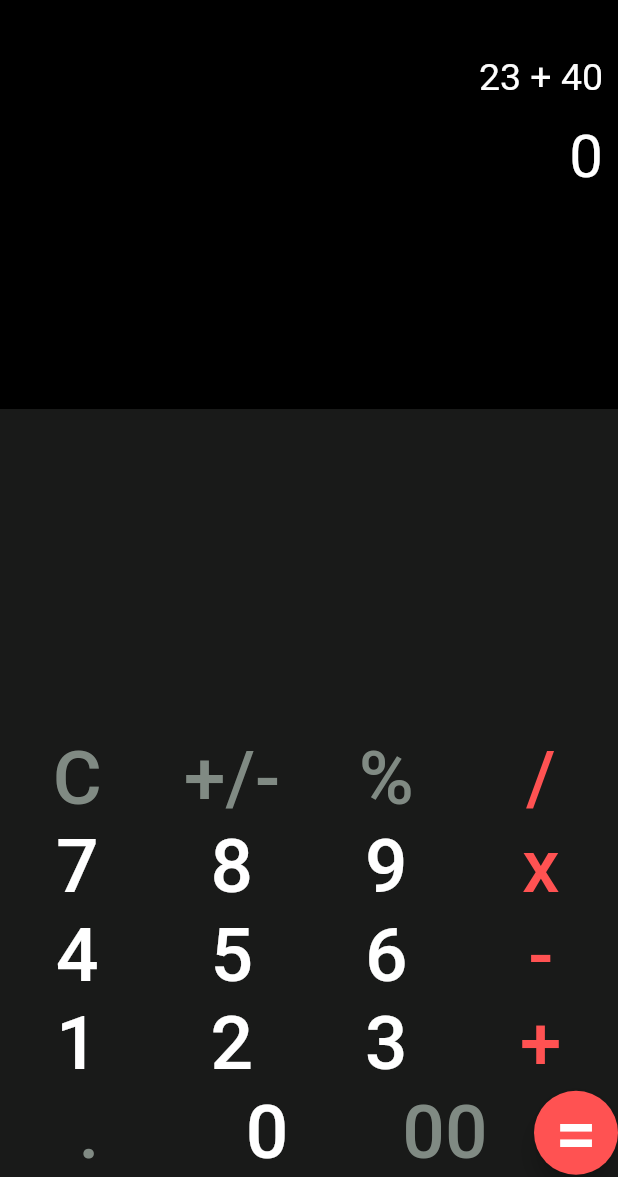
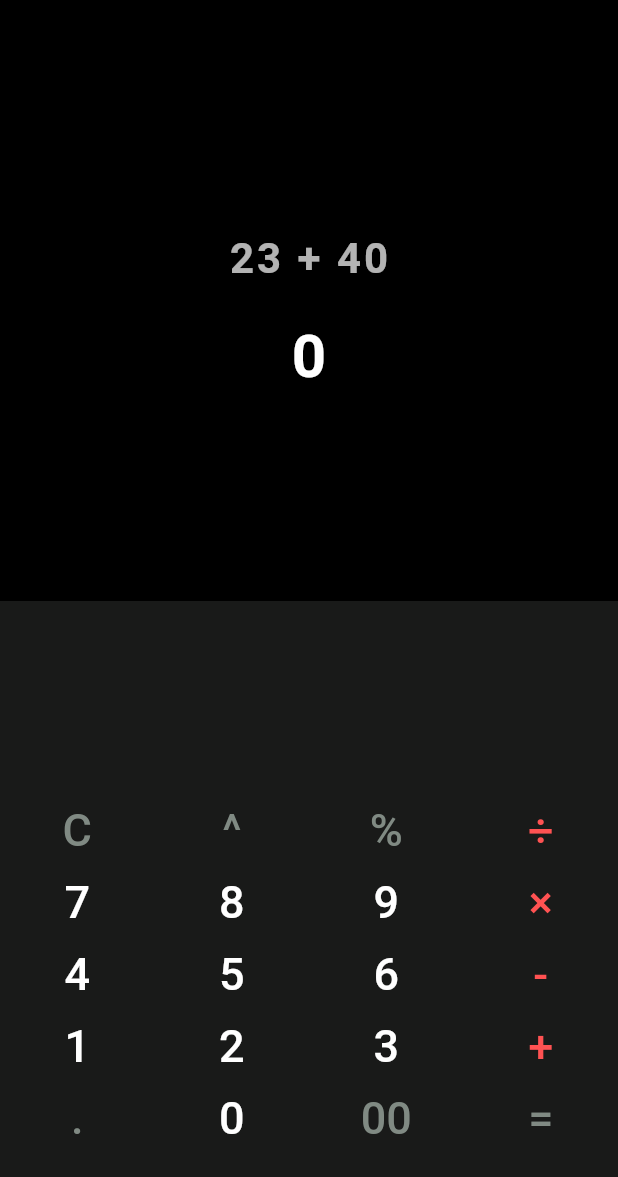
Before and after one commit to anniechakraborty/supreme-calculator, a Flutter app: the screen it shows after launch, on a phone screen of 412 x 824 dp, the part 59-1236 px from its top. Run offline on Flutter 3.47's test engine with Material 2 defaults, Android fonts, the phone set to English and light mode, and no system bars.

Commit message:
Updated UI

```diff
--- /dev/null
+++ b/lib/bottomWaveClipper.dart
@@ -0,0 +1,27 @@
+import 'package:flutter/material.dart';
+
+class BottomWaveClipper extends CustomClipper<Path> {
+  @override
+  Path getClip(Size size) {
+    var path = new Path();
+    path.lineTo(0, size.height - 20);
+    var firstControlPoint = Offset(size.width / 4, size.height);
+    var firstEndPoint = Offset(size.width / 2.25, size.height - 30.0);
+    path.quadraticBezierTo(firstControlPoint.dx, firstControlPoint.dy,
+        firstEndPoint.dx, firstEndPoint.dy);
+    var secondControlPoint =
+        Offset(size.width - (size.width / 3.25), size.height - 65);
+    var secondEndPoint = Offset(size.width, size.height - 40.0);
+    path.quadraticBezierTo(secondControlPoint.dx, secondControlPoint.dy,
+        secondEndPoint.dx, secondEndPoint.dy);
+    path.lineTo(size.width, size.height - 40);
+    path.lineTo(size.width, 0.0);
+    path.close();
+    return path;
+  }
+
+  @override
+  bool shouldReclip(CustomClipper<Path> oldClipper) {
+    return true;
+  }
+}
--- a/lib/calculator.dart
+++ b/lib/calculator.dart
@@ -2,6 +2,7 @@ import 'package:flutter/cupertino.dart';
 import 'package:flutter/material.dart';
 import 'package:mycalculator/number_buttons.dart';
 
+import 'bottomWaveClipper.dart';
 import 'constants.dart';
 
 class Calculator extends StatefulWidget {
@@ -20,49 +21,60 @@ class _CalculatorState extends State<Calculator> {
           'Calculator',
         ),
       ),
-      body: Column(
+      body: Container(
+        width: MediaQuery.of(context).size.width,
+        height: MediaQuery.of(context).size.height,
+        child: Column(
           crossAxisAlignment: CrossAxisAlignment.stretch,
           children: <Widget>[
             Expanded(
-            flex: 2,
+              flex: 1,
+              child: ClipPath(
+                clipper: BottomWaveClipper(),
+                child: Container(
+                  width: MediaQuery.of(context).size.width,
                   child: Column(
+                    crossAxisAlignment: CrossAxisAlignment.center,
+                    mainAxisAlignment: MainAxisAlignment.center,
                     children: <Widget>[
                       Container(
-                  margin: EdgeInsets.only(
-                    top: 20.0,
-                    right: 10.0,
-                  ),
-                  alignment: Alignment.centerRight,
                         child: Text(
                           expression,
                           style: TextStyle(
-                      fontSize: 25.0,
-                      color: Colors.white,
+                            fontSize: 28.0,
+                            color: Colors.white70,
+                            fontWeight: FontWeight.bold,
+                            letterSpacing: 2.0,
                           ),
                         ),
                       ),
                       SizedBox(
-                  height: 15.0,
+                        height: 25.0,
                       ),
                       Container(
-                  alignment: Alignment.centerRight,
-                  margin: EdgeInsets.only(right: 10.0),
                         child: Text(
                           output,
                           style: TextStyle(
                             fontSize: 40.0,
                             color: Colors.white,
+                            fontWeight: FontWeight.bold,
+                            letterSpacing: 2.0,
                           ),
                         ),
                       ),
                     ],
                   ),
                 ),
+              ),
+            ),
             Expanded(
-            flex: 4,
+              flex: 1,
               child: Container(
-              width: double.infinity,
+                width: MediaQuery.of(context).size.width,
                 color: Color(0xFF191a19),
+                padding: EdgeInsets.only(
+                  bottom: 15.0,
+                ),
                 child: Column(
                   crossAxisAlignment: CrossAxisAlignment.stretch,
                   mainAxisAlignment: MainAxisAlignment.end,
@@ -75,7 +87,7 @@ class _CalculatorState extends State<Calculator> {
                         ),
                         Numbers(
 //                        onTap: () {},
-                        value: '+/-',
+                          value: '^',
                           buttonStyle: kSpecialCharacterStyle,
                         ),
                         Numbers(
@@ -85,7 +97,7 @@ class _CalculatorState extends State<Calculator> {
                         ),
                         Numbers(
 //                        onTap: () {},
-                        value: '/',
+                          value: '÷',
                           buttonStyle: kCharacterStyle,
                         ),
                       ],
@@ -109,7 +121,7 @@ class _CalculatorState extends State<Calculator> {
                         ),
                         Numbers(
 //                        onTap: () {},
-                        value: 'x',
+                          value: '×',
                           buttonStyle: kCharacterStyle,
                         ),
                       ],
@@ -179,13 +191,9 @@ class _CalculatorState extends State<Calculator> {
                           value: '00',
                           buttonStyle: kSpecialCharacterStyle,
                         ),
-                      FloatingActionButton(
-                        onPressed: () {},
-                        backgroundColor: Colors.redAccent,
-                        child: Text(
-                          '=',
-                          style: kNumberButtonStyle,
-                        ),
+                        Numbers(
+                          value: '=',
+                          buttonStyle: kSpecialCharacterStyle,
                         ),
                       ],
                     ),
@@ -195,6 +203,7 @@ class _CalculatorState extends State<Calculator> {
             ),
           ],
         ),
+      ),
     );
   }
 }
--- a/lib/constants.dart
+++ b/lib/constants.dart
@@ -2,15 +2,15 @@ import 'package:flutter/material.dart';
 
 const kNumberButtonStyle = TextStyle(
   color: Colors.white,
-  fontSize: 50.0,
+  fontSize: 30.0,
 );
 const kCharacterStyle = TextStyle(
   color: Colors.redAccent,
-  fontSize: 50.0,
+  fontSize: 30.0,
 );
 const kSpecialCharacterStyle = TextStyle(
   color: Color(0xFF808a83),
-  fontSize: 50.0,
+  fontSize: 30.0,
 );
 const kButtonColour = Color(0xFF191a19);
 
```
Lines whose indentation alone changed are shown as unchanged.
